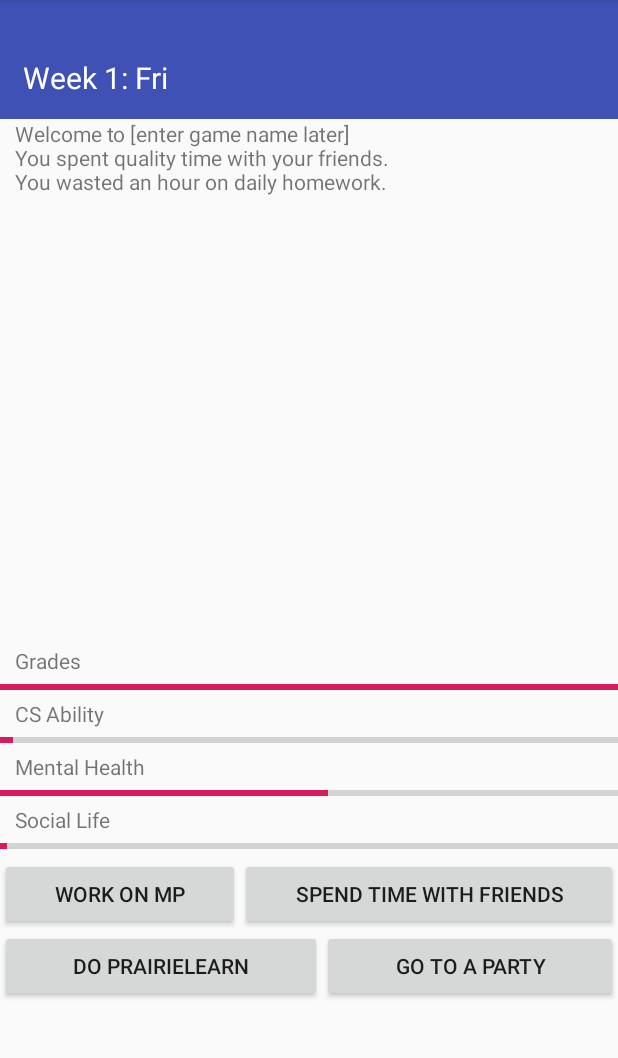
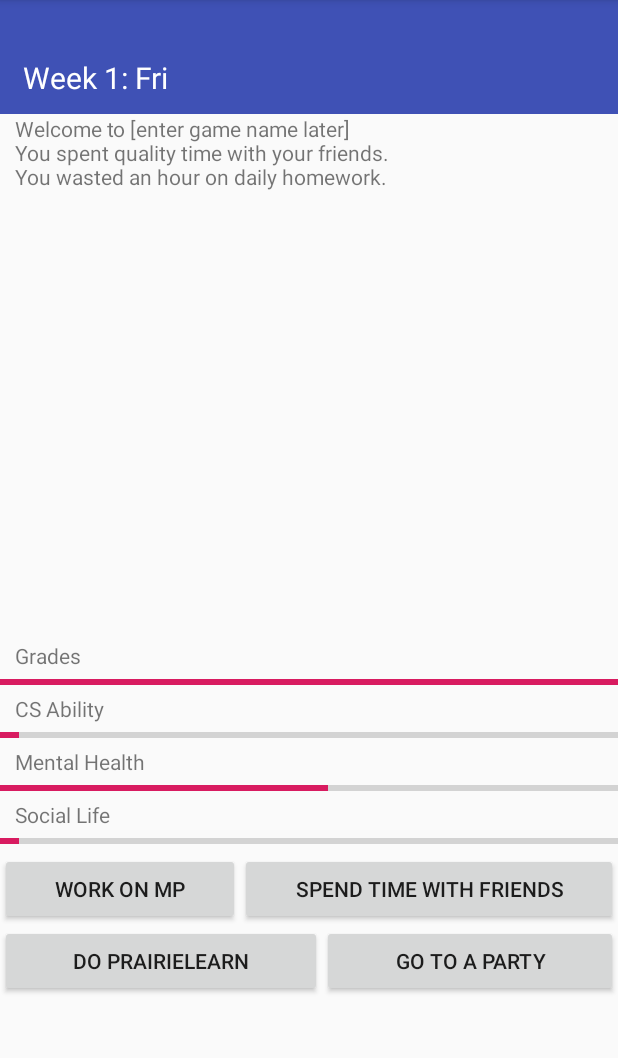
Before and after one commit to aeahn2/Final_Project, an Android app: the GameActivity screen opened directly, with no data from a screen before it, after a tap on "DO PRAIRIELEARN", on a phone screen of 412 x 824 dp, the part 84-1142 px from its top. Run offline under Robolectric (Android 15) with nearby library versions, the phone set to English and light mode, and no system bars; 1 other tap on this screen came first.

Commit message:
Added game mode and made game easier to win

```diff
--- a/app/src/main/java/com/example/finalproject/GameActivity.java
+++ b/app/src/main/java/com/example/finalproject/GameActivity.java
@@ -41,6 +41,9 @@ public final class GameActivity extends AppCompatActivity {
         String name = intent.getStringExtra("name");
         TextView playerName = findViewById(R.id.playerName);
 
+        TextView playerMode = findViewById(R.id.playerMode);
+        playerMode.setText(intent.getCharSequenceExtra("mode"));
+
         playerName.setText(name);
         Log.i(TAG, name);
 
@@ -76,7 +79,7 @@ public final class GameActivity extends AppCompatActivity {
     }
 
 
-//    Work on MP (Mental Health -6, Grades +8, Social Life -10, CS Ability +6)
+//    Work on MP (Mental Health -6, Grades +8, Social Life -5, CS Ability +6)
     public void workMPMethod() {
         ProgressBar gradesBar = findViewById(R.id.gradesBar);
         ProgressBar abilityBar = findViewById(R.id.abilityBar);
@@ -87,7 +90,7 @@ public final class GameActivity extends AppCompatActivity {
         gradesBar.incrementProgressBy(8);
         abilityBar.incrementProgressBy(6);
         mentalBar.incrementProgressBy(-6);
-        socialBar.incrementProgressBy(-10);
+        socialBar.incrementProgressBy(-5);
 
         TextView activityDisplay = findViewById(R.id.activityDisplay);
         activityLogText.append("You spent hours toiling away on the MP. \n");
@@ -108,7 +111,7 @@ public final class GameActivity extends AppCompatActivity {
     }
 
 
-    //    Spend time with friends (Mental Health +4, Grades -2, Social Life +3, CS Ability -2)
+    //    Spend time with friends (Mental Health +4, Grades 0, Social Life +3, CS Ability -1)
     public void friendsMethod() {
         ProgressBar gradesBar = findViewById(R.id.gradesBar);
         ProgressBar abilityBar = findViewById(R.id.abilityBar);
@@ -117,8 +120,8 @@ public final class GameActivity extends AppCompatActivity {
         TextView currentDate = findViewById(R.id.date);
 
 
-        gradesBar.incrementProgressBy(-2);
-        abilityBar.incrementProgressBy(-2);
+        gradesBar.incrementProgressBy(0);
+        abilityBar.incrementProgressBy(-1);
         mentalBar.incrementProgressBy(+4);
         socialBar.incrementProgressBy(+3);
 
@@ -141,7 +144,7 @@ public final class GameActivity extends AppCompatActivity {
 
     }
 
-    //    Do PrairieLearn (Mental Health 0, Grades +2, Social Life 0, CS Ability +2)
+    //    Do PrairieLearn (Mental Health -1, Grades +3, Social Life 0, CS Ability +3)
     public void prairieLearnMethod() {
         ProgressBar gradesBar = findViewById(R.id.gradesBar);
         ProgressBar abilityBar = findViewById(R.id.abilityBar);
@@ -149,10 +152,10 @@ public final class GameActivity extends AppCompatActivity {
         ProgressBar socialBar = findViewById(R.id.socialBar);
         TextView currentDate = findViewById(R.id.date);
 
-        gradesBar.incrementProgressBy(2);
-        abilityBar.incrementProgressBy(2);
+        gradesBar.incrementProgressBy(3);
+        abilityBar.incrementProgressBy(3);
         mentalBar.incrementProgressBy(-1);
-        socialBar.incrementProgressBy(-2);
+        socialBar.incrementProgressBy(0);
 
         TextView activityDisplay = findViewById(R.id.activityDisplay);
         activityLogText.append("You wasted an hour on daily homework. \n");
@@ -172,7 +175,7 @@ public final class GameActivity extends AppCompatActivity {
 
     }
 
-    //    Go to party (Mental Health +6, Grades -6, Social Life +6, CS Ability -6)
+    //    Go to party (Mental Health +6, Grades -6, Social Life +8, CS Ability -5)
     public void partyMethod() {
         ProgressBar gradesBar = findViewById(R.id.gradesBar);
         ProgressBar abilityBar = findViewById(R.id.abilityBar);
@@ -181,9 +184,9 @@ public final class GameActivity extends AppCompatActivity {
         TextView currentDate = findViewById(R.id.date);
 
         gradesBar.incrementProgressBy(-6);
-        abilityBar.incrementProgressBy(-6);
+        abilityBar.incrementProgressBy(-5);
         mentalBar.incrementProgressBy(6);
-        socialBar.incrementProgressBy(6);
+        socialBar.incrementProgressBy(8);
 
         TextView activityDisplay = findViewById(R.id.activityDisplay);
         activityLogText.append("You got absolutely hammered at a party and ascended into a state of Nirvana. \n");
--- a/app/src/main/res/layout/activity_game.xml
+++ b/app/src/main/res/layout/activity_game.xml
@@ -5,9 +5,14 @@
     android:gravity="top"
     android:orientation="vertical">
 
+    <LinearLayout
+        android:layout_width="match_parent"
+        android:layout_height="38dp"
+        android:orientation="horizontal">
+
         <TextView
             android:id="@+id/playerName"
-        android:layout_width="match_parent"
+            android:layout_width="232dp"
             android:layout_height="38dp"
             android:background="#3F51B5"
             android:paddingLeft="15dp"
@@ -16,9 +21,22 @@
             android:textSize="24sp" />
 
         <TextView
+            android:id="@+id/playerMode"
+            android:layout_width="wrap_content"
+            android:layout_height="match_parent"
+            android:layout_weight="1"
+            android:background="#3F51B5"
+            android:gravity="right"
+            android:paddingRight="15dp"
+            android:text="TextView"
+            android:textColor="#FFFFFF"
+            android:textSize="20sp" />
+    </LinearLayout>
+
+    <TextView
         android:id="@+id/date"
         android:layout_width="match_parent"
-        android:layout_height="41dp"
+        android:layout_height="38dp"
         android:background="#3F51B5"
         android:paddingLeft="15dp"
         android:text="@string/textview4"
```
Lines whose indentation alone changed are shown as unchanged.
